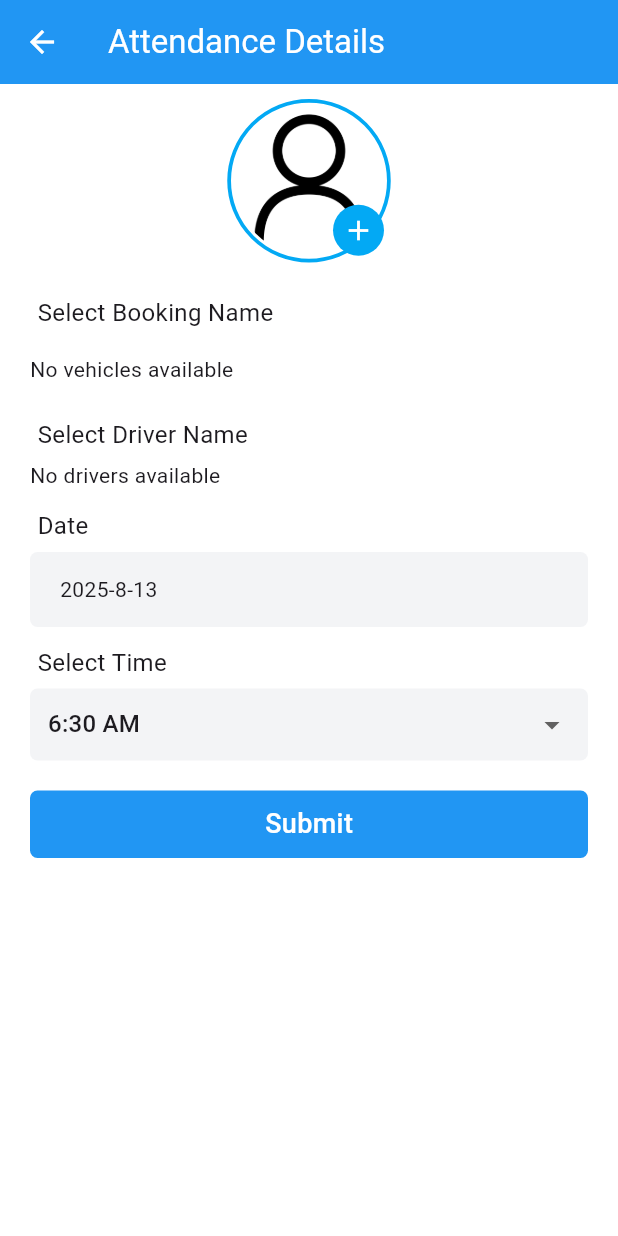
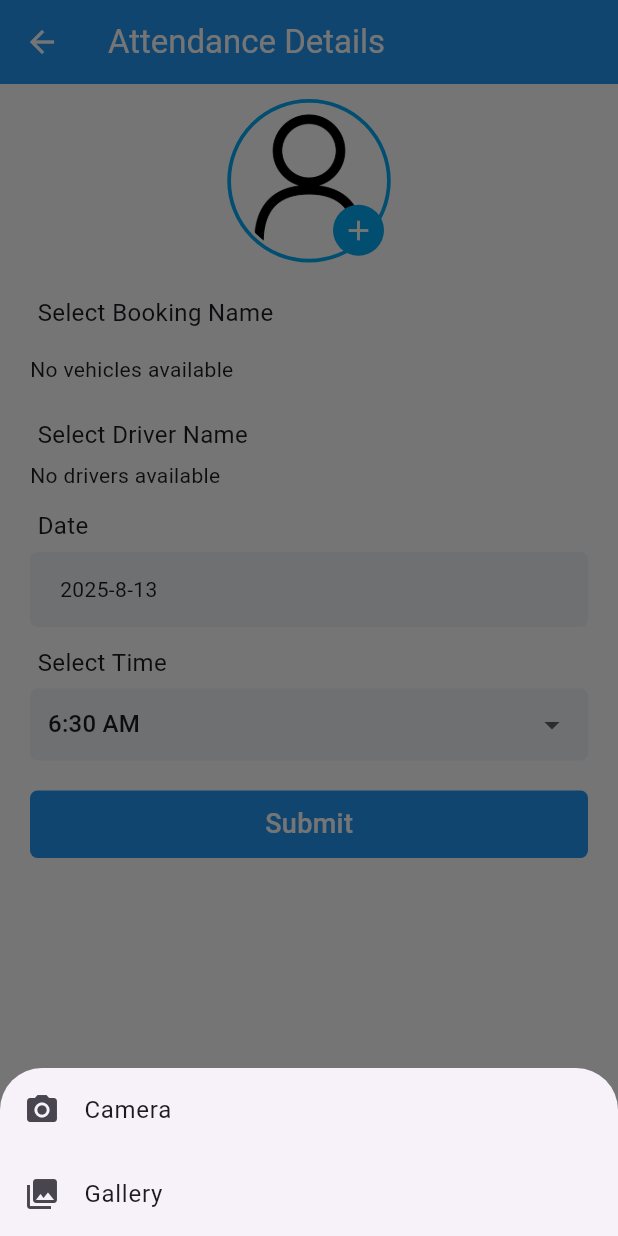
Before and after one commit to Yash4964/motor_vehicle, a Flutter app: the AddAttendancePages screen opened directly, after a tap on the "add" icon, on a phone screen of 412 x 824 dp. Run offline on Flutter 3.47's test engine with Material 3 defaults, Android fonts, the phone set to English and light mode, and no system bars; our stand-ins replace flutter_speed_dial, get, get_storage, image_picker, month_picker_dialog, shared_preferences; missing offline and left inert: shared_preferences_android, widget_zoom; accounts and stored records are empty; network calls fail.

Commit message:
update image and code chang

```diff
--- a/lib/controller/booking_controller.dart
+++ b/lib/controller/booking_controller.dart
@@ -15,7 +15,7 @@ class BookingController extends GetxController {
   ApiService apiService = ApiService();
   final TextEditingController learner_name = TextEditingController();
   final TextEditingController timeSlot = TextEditingController();
-  RxBool bookingloader = false.obs;
+  RxBool bookingloaders = false.obs;
   RxList<BookingModel> bookingList = <BookingModel>[].obs;
 
   Rx<BookingModel>? bookingDetails;
@@ -44,7 +44,7 @@ class BookingController extends GetxController {
 
   //get
   Future<void> bookingget() async {
-    bookingloader.value = true;
+    bookingloaders.value = true;
     final response = await apiService.bookingget();
     if (response.status.isOk) {
       final data = response.body;
@@ -55,11 +55,11 @@ class BookingController extends GetxController {
             .toList();
       }
     }
-    bookingloader.value = false;
+    bookingloaders.value = false;
   }
 
   Future<void> addBooking() async {
-    bookingloader.value = true;
+    bookingloaders.value = true;
     Response response = await apiService.addBooking(_getData());
     if (response.statusCode == 200 || response.statusCode == 201) {
       Get.snackbar("Success", "driver added successfully");
@@ -68,7 +68,7 @@ class BookingController extends GetxController {
     } else {
       Get.snackbar("Error", "Not data Add");
     }
-    bookingloader.value = false;
+    bookingloaders.value = false;
   }
 
   Future<void> updateBooking() async {
--- a/lib/controller/camera_contoller.dart
+++ b/lib/controller/camera_contoller.dart
@@ -1,16 +1,46 @@
+import 'package:flutter/material.dart';
 import 'package:get/get.dart';
-import 'package:get/get_state_manager/src/simple/get_controllers.dart';
 import 'package:image_picker/image_picker.dart';
 
-class CameraContoller extends GetxController
-{
-    Rx<XFile?>  returnimage = Rx<XFile?>(null);
-    Future<void> camera() async
-    {
-      final pickimage = await ImagePicker().pickImage(source: ImageSource.camera);
-      if(pickimage != null)
-        {
-            returnimage.value = pickimage;
-        }
-    }
+class CameraContoller extends GetxController {
+  Rx<XFile?> returnimage = Rx<XFile?>(null);
+  final ImagePicker _picker = ImagePicker();
+
+  Future<void> pickImageOption(BuildContext context) async {
+    showModalBottomSheet(
+      context: context,
+      builder: (BuildContext bc) {
+        return SafeArea(
+          child: Wrap(
+            children: <Widget>[
+              ListTile(
+                leading: const Icon(Icons.photo_camera),
+                title: const Text('Camera'),
+                onTap: () async {
+                  Navigator.of(context).pop();
+                  final pickedImage =
+                  await _picker.pickImage(source: ImageSource.camera);
+                  if (pickedImage != null) {
+                    returnimage.value = pickedImage;
+                  }
+                },
+              ),
+              ListTile(
+                leading: const Icon(Icons.photo_library),
+                title: const Text('Gallery'),
+                onTap: () async {
+                  Navigator.of(context).pop();
+                  final pickedImage =
+                  await _picker.pickImage(source: ImageSource.gallery);
+                  if (pickedImage != null) {
+                    returnimage.value = pickedImage;
+                  }
+                },
+              ),
+            ],
+          ),
+        );
+      },
+    );
+  }
 }
--- a/lib/ui/admin/attendance/add_attendance_page.dart
+++ b/lib/ui/admin/attendance/add_attendance_page.dart
@@ -81,7 +81,7 @@ class AddAttendancePages extends StatelessWidget {
                         bottom: 0,
                         right: 0,
                         child: InkWell(
-                          onTap: () => controller.imageController.camera(),
+                          onTap: () => controller.imageController.pickImageOption(context),
                           child: Container(
                             padding: const EdgeInsets.all(6),
                             decoration: const BoxDecoration(
@@ -107,7 +107,7 @@ class AddAttendancePages extends StatelessWidget {
               labels("Select Booking Name"),
               SizedBox(height: 10),
               Obx(() {
-                if (bookingcontroller.bookingloader.value) {
+                if (bookingcontroller.bookingloaders.value) {
                   return Center(child: CircularProgressIndicator());
                 }
                 if (bookingcontroller.bookingList.isEmpty) {
--- a/lib/ui/admin/bokking/bookng_list_page.dart
+++ b/lib/ui/admin/bokking/bookng_list_page.dart
@@ -25,7 +25,7 @@ class BookingListPage extends StatelessWidget {
       ),
       body: Obx(
             ()  {
-              if (b.bookingloader.value) {
+              if (b.bookingloaders.value) {
                 return Center(child: CircularProgressIndicator());
               }
               if(b.bookingList.isEmpty)
--- a/lib/ui/admin/payment/add_payment_page.dart
+++ b/lib/ui/admin/payment/add_payment_page.dart
@@ -45,7 +45,7 @@ class AddPaymentPage extends StatelessWidget {
               labels("Select Booking Name"),
               const SizedBox(height: 10),
               Obx(() {
-                if (bookingcontroller.bookingloader.value) {
+                if (bookingcontroller.bookingloaders.value) {
                   return const Center(child: CircularProgressIndicator());
                 }
                 if (bookingcontroller.bookingList.isEmpty) {
--- a/lib/ui/admin/vehicle/add_vehicle_page.dart
+++ b/lib/ui/admin/vehicle/add_vehicle_page.dart
@@ -74,7 +74,7 @@ class AddVehiclePage extends StatelessWidget {
                                 right: 0,
                                 child: InkWell(
                                   onTap: () {
-                                    vehicleController.imageController.camera();
+                                    vehicleController.imageController.pickImageOption(context);
                                   },
                                   child: Container(
                                     padding: const EdgeInsets.all(6),
```
Also changed, not shown: lib/ApiService.dart (+27 -15 lines), lib/controller/customer_api_controller.dart (+35 -11 lines), lib/ui/admin/customer/addcustomer_page.dart (+31 -44 lines), lib/ui/customer/home/cus_booking_list_page.dart (+37 -2 lines).
